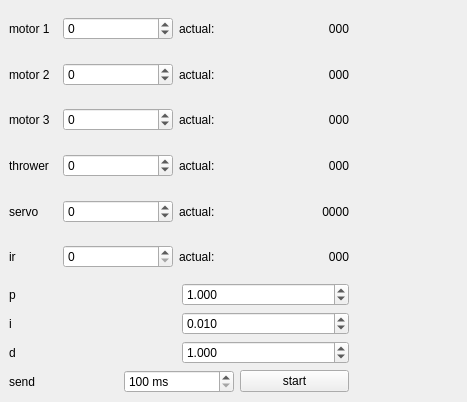
Qt form serial_comms.ui (panihans/true-randomness-mainboard-testing) before a commit.
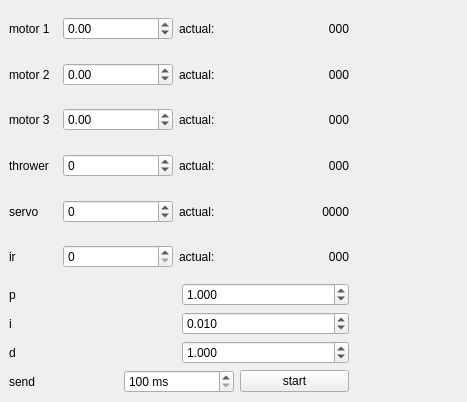
The same form after that commit.

Commit message: pid type select

```diff
--- a/serial_comms.ui
+++ b/serial_comms.ui
@@ -65,7 +65,7 @@
            </widget>
           </item>
           <item>
-           <widget class="QSpinBox" name="motor1SpinBox">
+           <widget class="QDoubleSpinBox" name="motor1SpinBox">
             <property name="minimumSize">
              <size>
               <width>110</width>
@@ -75,14 +75,14 @@
             <property name="showGroupSeparator" stdset="0">
              <bool>false</bool>
             </property>
-            <property name="suffix">
-             <string/>
-            </property>
             <property name="minimum">
-             <number>-65535</number>
+             <double>-100.000000000000000</double>
             </property>
             <property name="maximum">
-             <number>65535</number>
+             <double>100.000000000000000</double>
+            </property>
+            <property name="singleStep">
+             <double>0.100000000000000</double>
             </property>
            </widget>
           </item>
@@ -145,7 +145,7 @@
            </widget>
           </item>
           <item>
-           <widget class="QSpinBox" name="motor2SpinBox">
+           <widget class="QDoubleSpinBox" name="motor2SpinBox">
             <property name="minimumSize">
              <size>
               <width>110</width>
@@ -155,14 +155,14 @@
             <property name="showGroupSeparator" stdset="0">
              <bool>false</bool>
             </property>
-            <property name="suffix">
-             <string/>
-            </property>
             <property name="minimum">
-             <number>-65535</number>
+             <double>-100.000000000000000</double>
             </property>
             <property name="maximum">
-             <number>65535</number>
+             <double>100.000000000000000</double>
+            </property>
+            <property name="singleStep">
+             <double>0.100000000000000</double>
             </property>
            </widget>
           </item>
@@ -225,7 +225,7 @@
            </widget>
           </item>
           <item>
-           <widget class="QSpinBox" name="motor3SpinBox">
+           <widget class="QDoubleSpinBox" name="motor3SpinBox">
             <property name="minimumSize">
              <size>
               <width>110</width>
@@ -235,14 +235,14 @@
             <property name="showGroupSeparator" stdset="0">
              <bool>false</bool>
             </property>
-            <property name="suffix">
-             <string/>
-            </property>
             <property name="minimum">
-             <number>-65535</number>
+             <double>-100.000000000000000</double>
             </property>
             <property name="maximum">
-             <number>65535</number>
+             <double>100.000000000000000</double>
+            </property>
+            <property name="singleStep">
+             <double>0.100000000000000</double>
             </property>
            </widget>
           </item>
```
The commit also changes 1 other file.
